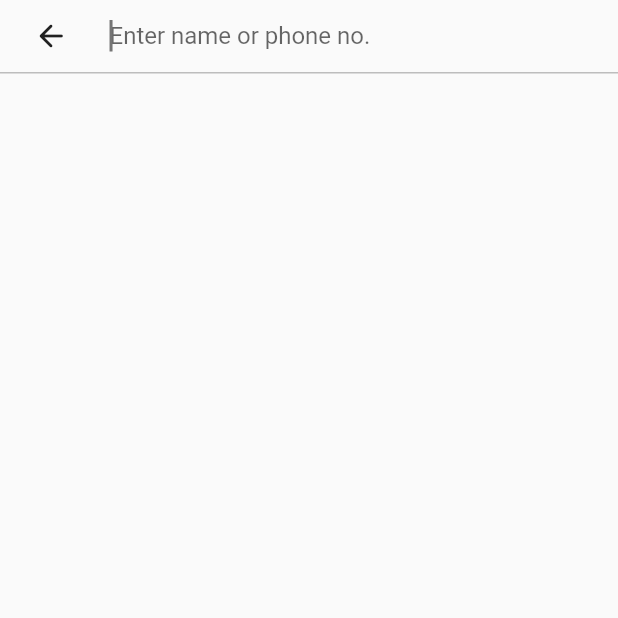
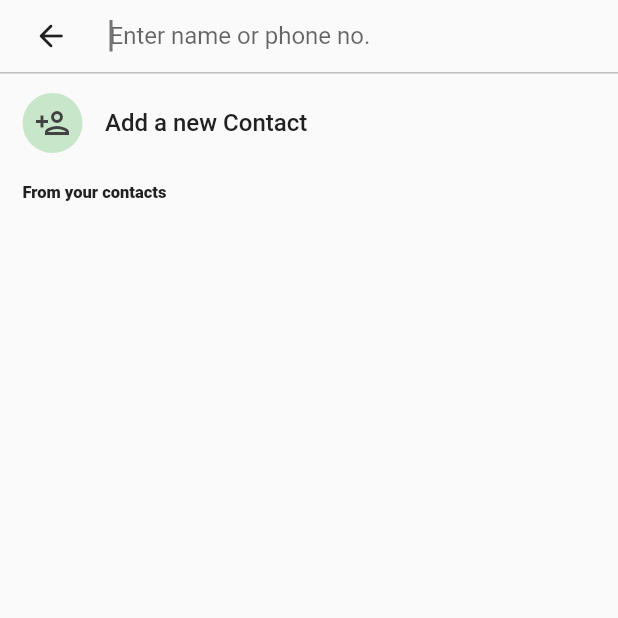
Before and after one commit to itkum101/splitMoney, a Flutter app: the AddFriend screen opened directly, on a phone screen of 412 x 824 dp, the top half of it. Run offline on Flutter 3.47's test engine with Material 2 defaults, Android fonts, the phone set to English and light mode, and no system bars; our stand-ins replace image_picker; missing offline and left inert: dart:html.

Commit message:
add_friend_page_updated

```diff
--- a/lib/Widgets/text_field.dart
+++ b/lib/Widgets/text_field.dart
@@ -30,6 +30,7 @@ class TextBoxSample extends StatelessWidget {
   @override
   Widget build(BuildContext context) {
     return TextField(
+
       autofocus: isautoFocus,
         cursorColor: cursorColor,
         cursorHeight: cursorHeight,
--- a/lib/main.dart
+++ b/lib/main.dart
@@ -8,7 +8,7 @@ void main() {
   runApp(MaterialApp(
     initialRoute: '/',
     routes: {
-      '/': (ctx) => const MyApp(),
+      '/': (ctx) => const AddFriend(),
     },
     debugShowCheckedModeBanner: false,
     title: 'SplitMoney',
--- a/lib/routes/add_a_friend.dart
+++ b/lib/routes/add_a_friend.dart
@@ -1,7 +1,10 @@
+import 'dart:html';
+
 import 'package:flutter/material.dart';
 import 'package:flutter/src/widgets/container.dart';
 import 'package:flutter/src/widgets/framework.dart';
 import 'package:splitmoney/Widgets/text_field.dart';
+import 'package:splitmoney/routes/add_a_contact.dart';
 
 class AddFriend extends StatelessWidget {
   const AddFriend({super.key});
@@ -39,7 +42,61 @@ class AddFriend extends StatelessWidget {
           Container(
             height: 1,
             color: Colors.grey[400],
-          )
+          ),
+          const SizedBox(
+            height: 13,
+          ),
+          GestureDetector(
+            onTap: () {
+              Navigator.push(context, MaterialPageRoute(builder: (context) {
+                return AddContact();
+              }));
+            },
+            child: Padding(
+              padding: const EdgeInsets.symmetric(horizontal: 15),
+              child: Row(children: [
+                CircleAvatar(
+                  radius: 20,
+                  backgroundColor: Colors.green[100],
+                  child: Icon(
+                    Icons.person_add_outlined,
+                    color: Colors.grey[800],
+                  ),
+                ),
+                const SizedBox(
+                  width: 15,
+                ),
+                Expanded(
+                    child: Text(
+                  "Add a new Contact",
+                  style: TextStyle(
+                      color: Colors.grey[900],
+                      fontWeight: FontWeight.w500,
+                      fontSize: 16),
+                ))
+              ]),
+            ),
+          ),
+          const SizedBox(
+            height: 20,
+          ),
+          Padding(
+            padding: const EdgeInsets.symmetric(horizontal: 15),
+            child: Row(
+              children: [
+                Text(
+                  "From your contacts",
+                  style: TextStyle(
+                      color: Colors.grey[900],
+                      fontWeight: FontWeight.w900,
+                      fontSize: 11),
+                ),
+              ],
+            ),
+          ),
+          const SizedBox(
+            height: 15,
+          ),
         ],
       ),
     );
```
Also changed, not shown: lib/routes/add_a_contact.dart (added, +94 -0 lines).
